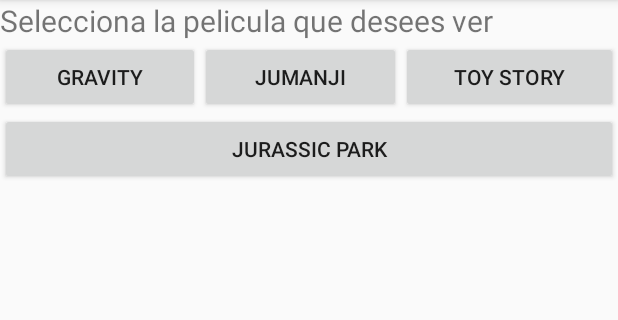
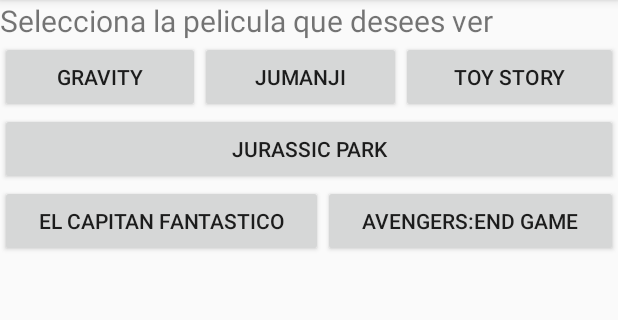
Before and after one commit to IamLAM/FilmApp, an Android app: the screen it shows after launch (MainActivity), on a phone screen of 412 x 824 dp, the part 84-404 px from its top. Run offline under Robolectric (Android 15) with nearby library versions, the phone set to English and light mode, and no system bars.

Commit message:
extra linear layout was included

```diff
--- a/app/src/main/res/layout/activity_main.xml
+++ b/app/src/main/res/layout/activity_main.xml
@@ -86,6 +86,29 @@
 
     </LinearLayout>
 
+    <LinearLayout
+        android:layout_width="match_parent"
+        android:layout_height="wrap_content"
+        android:orientation="horizontal"
+        >
+
+        <Button
+            android:layout_width="wrap_content"
+            android:layout_height="wrap_content"
+            android:layout_weight="1"
+            android:text="El capitan fantastico"
+            />
+
+
+        <Button
+            android:layout_width="wrap_content"
+            android:layout_height="wrap_content"
+            android:layout_weight="1"
+            android:text="Avengers:End Game"
+            />
+
+    </LinearLayout>
+
 
 
 </LinearLayout>
```
